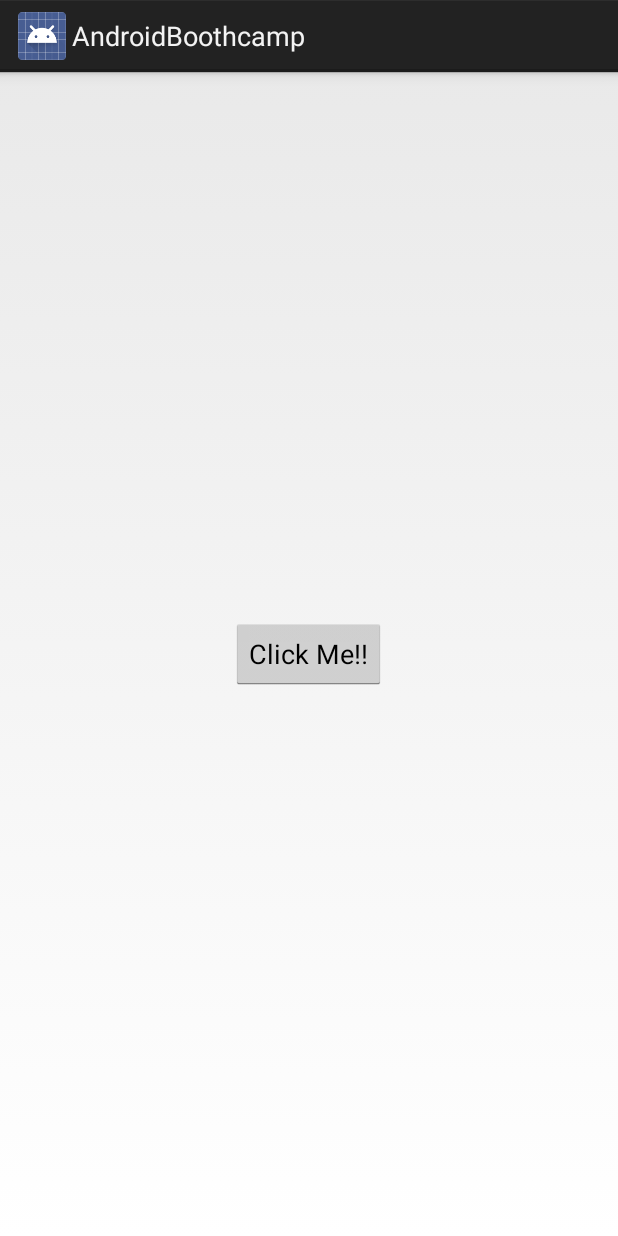
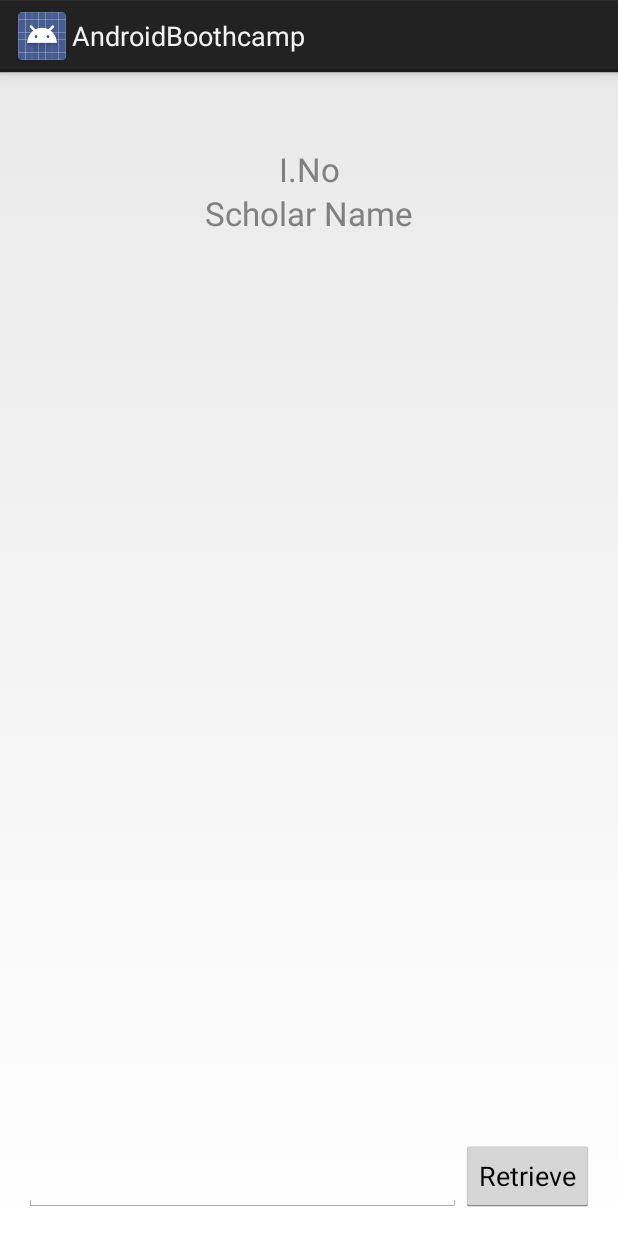
Before and after one commit to rage28/Boothcamp, an Android app: the screen it shows after launch (LauncherActivity), on a phone screen of 412 x 824 dp. Run offline under Robolectric (Android 15) with nearby library versions, the phone set to English and light mode, and no system bars.

Commit message:
Database retrieval

```diff
--- a/AndroidBoothcamp/AndroidBoothcamp/src/main/java/com/android/boothcamp/LauncherActivity.java
+++ b/AndroidBoothcamp/AndroidBoothcamp/src/main/java/com/android/boothcamp/LauncherActivity.java
@@ -1,19 +1,31 @@
 package com.android.boothcamp;
 
+import android.content.ContentValues;
 import android.content.Intent;
+import android.database.Cursor;
+import android.database.sqlite.SQLiteDatabase;
 import android.os.Bundle;
 import android.app.Activity;
 import android.view.Menu;
 import android.view.View;
 import android.widget.Button;
+import android.widget.EditText;
+import android.widget.TextView;
 import android.widget.Toast;
 
+import com.android.boothcamp.database.DatabaseHelper;
+import com.android.boothcamp.database.model.Scholar;
+
 public class LauncherActivity extends Activity {
+    public DatabaseHelper dbHelper;
 
     @Override
     protected void onCreate(Bundle savedInstanceState) {
         super.onCreate(savedInstanceState);
         setContentView(R.layout.activity_launcher);
+
+        dbHelper = new DatabaseHelper(LauncherActivity.this);
+        insertData();
 
         Button btnClickMe = (Button) findViewById(R.id.btnClick);
         btnClickMe.setOnClickListener(clikMeListener);
@@ -22,8 +34,36 @@ public class LauncherActivity extends Activity {
     private View.OnClickListener clikMeListener = new View.OnClickListener() {
         @Override
         public void onClick(View v) {
-            Intent intent = new Intent("com.android.boothcamp.SECONDACTIVITY");
-            startActivity(intent);
+            String iNo = ((EditText) findViewById(R.id.etInput)).getText().toString();
+
+            SQLiteDatabase db = dbHelper.getWritableDatabase();
+
+            Cursor cursor = db.query(false, Scholar.TABLE_NAME, null, Scholar.INO + "=?", new String[]{iNo}, null, null, null, null);
+
+            if(cursor.moveToFirst()) {
+                    String retiNo = cursor.getString(cursor.getColumnIndex(Scholar.INO));
+                    String retName = cursor.getString(cursor.getColumnIndex(Scholar.NAME));
+
+                    ((TextView) findViewById(R.id.tvINo)).setText(retiNo);
+                    ((TextView) findViewById(R.id.tvName)).setText(retName);
+            } else {
+                Toast.makeText(LauncherActivity.this, "No Scholar Found!!", Toast.LENGTH_LONG).show();
+            }
         }
     };
+
+    private void insertData() {
+        SQLiteDatabase db = dbHelper.getWritableDatabase();
+
+        ContentValues values1 = new ContentValues();
+        values1.put(Scholar.INO, "I303377");
+        values1.put(Scholar.NAME, "Ankur");
+
+        ContentValues values2 = new ContentValues();
+        values2.put(Scholar.INO, "I303363");
+        values2.put(Scholar.NAME, "Archana");
+
+        db.insert(Scholar.TABLE_NAME, null, values1);
+        db.insert(Scholar.TABLE_NAME, null, values2);
+    }
 }
--- /dev/null
+++ b/AndroidBoothcamp/AndroidBoothcamp/src/main/java/com/android/boothcamp/database/DatabaseHelper.java
@@ -0,0 +1,27 @@
+package com.android.boothcamp.database;
+
+import android.content.Context;
+import android.database.sqlite.SQLiteDatabase;
+import android.database.sqlite.SQLiteOpenHelper;
+
+import com.android.boothcamp.database.model.Scholar;
+
+public class DatabaseHelper extends SQLiteOpenHelper {
+
+    public static final String DB_NAME = "boothcamp.sqlite";
+    public static final int DB_VERSION = 1;
+
+    public DatabaseHelper(Context context) {
+        super(context, DB_NAME, null, DB_VERSION);
+    }
+
+    @Override
+    public void onCreate(SQLiteDatabase db) {
+        db.execSQL("create table if not exists " + Scholar.TABLE_NAME + " (" + Scholar.INO + " varchar(10) primary key, " + Scholar.NAME + " varchar(70))");
+    }
+
+    @Override
+    public void onUpgrade(SQLiteDatabase db, int oldVersion, int newVersion) {
+
+    }
+}
--- /dev/null
+++ b/AndroidBoothcamp/AndroidBoothcamp/src/main/java/com/android/boothcamp/database/model/Scholar.java
@@ -0,0 +1,8 @@
+package com.android.boothcamp.database.model;
+
+public class Scholar {
+    public static final String TABLE_NAME = "SCHOLAR";
+
+    public static final String INO = "INO";
+    public static final String NAME = "NAME";
+}
--- a/AndroidBoothcamp/AndroidBoothcamp/src/main/res/layout/activity_launcher.xml
+++ b/AndroidBoothcamp/AndroidBoothcamp/src/main/res/layout/activity_launcher.xml
@@ -12,9 +12,40 @@
         android:id="@+id/btnClick"
         android:layout_width="wrap_content"
         android:layout_height="wrap_content"
-        android:layout_centerHorizontal="true"
-        android:layout_centerVertical="true"
-        android:onClick="startNewActivity"
-        android:text="Click Me!!" />
+        android:text="Retrieve"
+        android:layout_alignParentBottom="true"
+        android:layout_alignParentRight="true" />
+
+    <EditText
+        android:layout_width="wrap_content"
+        android:layout_height="wrap_content"
+        android:id="@+id/etInput"
+        android:layout_alignParentBottom="true"
+        android:layout_alignParentLeft="true"
+        android:layout_toLeftOf="@+id/btnClick"
+        android:layout_alignTop="@+id/btnClick" />
+
+    <TextView
+        android:layout_width="wrap_content"
+        android:layout_height="wrap_content"
+        android:textAppearance="?android:attr/textAppearanceLarge"
+        android:hint="@string/hint_ino"
+        android:id="@+id/tvINo"
+        android:layout_alignParentTop="true"
+        android:gravity="center"
+        android:layout_marginTop="34dp"
+        android:layout_alignParentRight="true"
+        android:layout_alignParentLeft="true" />
+
+    <TextView
+        android:layout_width="wrap_content"
+        android:layout_height="wrap_content"
+        android:textAppearance="?android:attr/textAppearanceLarge"
+        android:hint="Scholar Name"
+        android:id="@+id/tvName"
+        android:gravity="center"
+        android:layout_below="@+id/tvINo"
+        android:layout_alignParentRight="true"
+        android:layout_alignParentLeft="true" />
 
 </RelativeLayout>
--- a/AndroidBoothcamp/AndroidBoothcamp/src/main/res/values/strings.xml
+++ b/AndroidBoothcamp/AndroidBoothcamp/src/main/res/values/strings.xml
@@ -5,5 +5,6 @@
     <string name="action_settings">Settings</string>
     <string name="hello_world">Bye World!</string>
     <string name="title_activity_second">Bye Bye..</string>
+    <string name="hint_ino">I.No</string>
 
 </resources>
```
Also changed, not shown: AndroidBoothcamp/gradle/wrapper/gradle-wrapper.properties.
